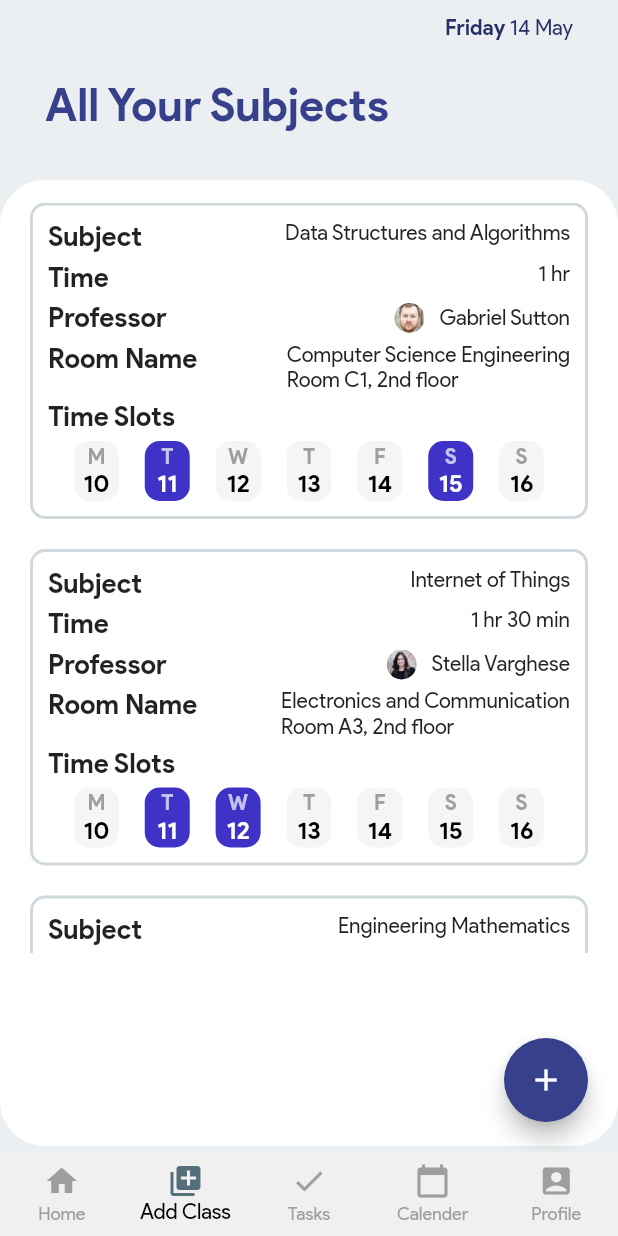
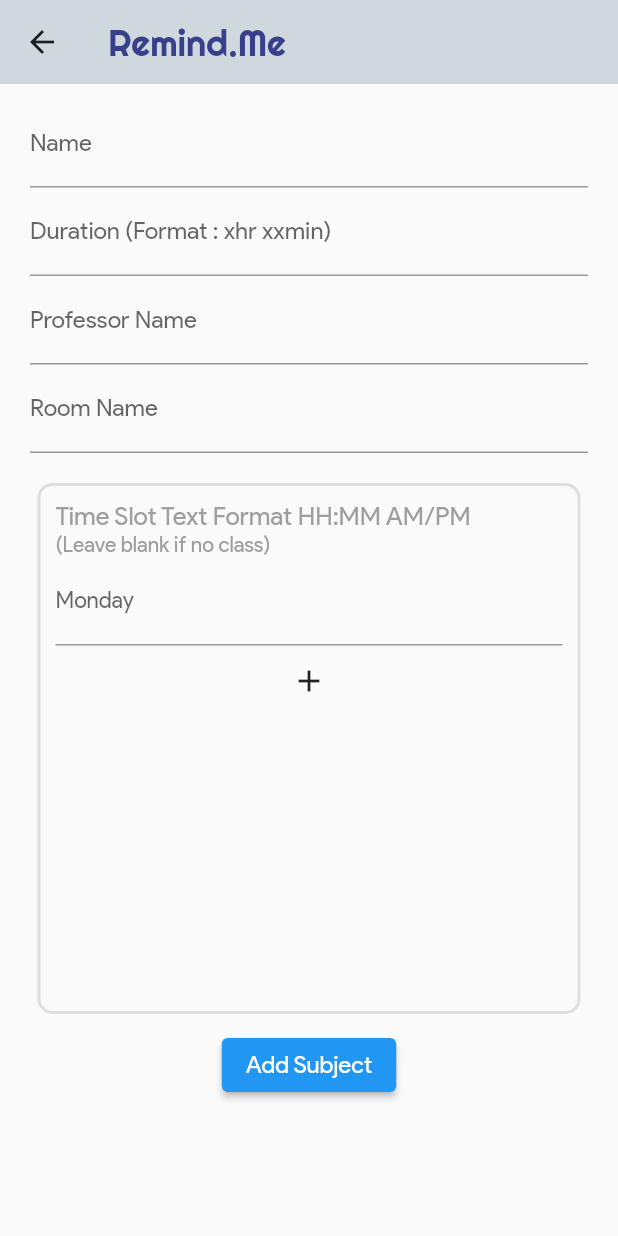
Before and after one commit to RoshanJose7/remind_me, a Flutter app: the MainApp screen opened directly, item 2 of the bottom bar chosen, after a tap on the "add" icon, on a phone screen of 412 x 824 dp. Run offline on Flutter 3.47's test engine with Material 2 defaults, Android fonts, the phone set to English and light mode, and no system bars; our stand-ins replace liquid_swipe.

Commit message:
Add: Add Subject Page

```diff
--- a/lib/MainApp.dart
+++ b/lib/MainApp.dart
@@ -46,8 +46,8 @@ class _MainAppState extends State<MainApp> {
             icon: Icon(Icons.home),
           ),
           BottomNavigationBarItem(
-            label: "Add Class",
-            icon: Icon(Icons.add_to_photos),
+            label: "Subjects",
+            icon: Icon(Icons.book_rounded),
           ),
           BottomNavigationBarItem(
             label: "Tasks",
--- a/lib/components/ClassCard.dart
+++ b/lib/components/ClassCard.dart
@@ -5,12 +5,10 @@ class ClassCard extends StatelessWidget {
   final String subjectName;
   final String roomName;
   final String professorName;
-  final String professorImage;
 
   ClassCard(
       {Key? key,
       required this.time,
-      required this.professorImage,
       required this.professorName,
       required this.roomName,
       required this.subjectName})
@@ -94,7 +92,7 @@ class ClassCard extends StatelessWidget {
                         child: ClipRRect(
                           borderRadius: BorderRadius.circular(10),
                           child: Image.asset(
-                            professorImage,
+                            "assets/img/professor.png",
                             fit: BoxFit.cover,
                           ),
                         ),
--- a/lib/components/SubjectCard.dart
+++ b/lib/components/SubjectCard.dart
@@ -5,13 +5,11 @@ class SubjectCard extends StatelessWidget {
   final String subName;
   final String duration;
   final String professorName;
-  final String professorImg;
   final String roomName;
   final List timeSlots;
 
   SubjectCard({
     required this.duration,
-    required this.professorImg,
     required this.professorName,
     required this.roomName,
     required this.subName,
@@ -88,12 +86,11 @@ class SubjectCard extends StatelessWidget {
               Row(
                 children: [
                   Container(
-                    width: 20,
-                    height: 20,
-                    decoration: BoxDecoration(
-                      borderRadius: BorderRadius.circular(20),
-                      image: DecorationImage(
-                        image: AssetImage(professorImg),
+                    width: 25,
+                    child: ClipRRect(
+                      borderRadius: BorderRadius.circular(10),
+                      child: Image.asset(
+                        "assets/img/professor.png",
                         fit: BoxFit.cover,
                       ),
                     ),
@@ -109,7 +106,7 @@ class SubjectCard extends StatelessWidget {
           ),
           const SizedBox(height: 5),
           Row(
-            crossAxisAlignment: CrossAxisAlignment.start,
+            crossAxisAlignment: CrossAxisAlignment.center,
             mainAxisAlignment: MainAxisAlignment.spaceBetween,
             children: [
               Text(
@@ -120,10 +117,24 @@ class SubjectCard extends StatelessWidget {
                 ),
               ),
               const SizedBox(width: 10),
-              Text(
-                "${roomName.split(':')[0]}\n"
-                "${roomName.split(':')[1]}",
-                style: TextStyle(fontSize: 14),
+              Expanded(
+                child: RichText(
+                  maxLines: 3,
+                  text: TextSpan(
+                      style: TextStyle(
+                        fontSize: 14,
+                        color: Colors.black,
+                      ),
+                      children: [
+                        TextSpan(
+                          text: roomName.split(':')[0],
+                        ),
+                        TextSpan(
+                          text: roomName.split(':')[1],
+                        ),
+                      ]),
+                  overflow: TextOverflow.clip,
+                ),
               ),
             ],
           ),
@@ -177,13 +188,6 @@ class SubjectCard extends StatelessWidget {
             ],
           ),
         ],
-        //   null
-        //   "AM 08:00"
-        //   null
-        //   null
-        //   null
-        //   "PM 12:00"
-        //   null
       ),
     );
   }
--- a/lib/models/Subject.dart
+++ b/lib/models/Subject.dart
@@ -1,7 +1,6 @@
 class Subject {
   late String duration;
   late String subjectName;
-  late String professorImage;
   late String professorName;
   late String roomName;
   late List timeSlots;
@@ -9,7 +8,6 @@ class Subject {
   Subject({
     required this.duration,
     required this.subjectName,
-    required this.professorImage,
     required this.professorName,
     required this.roomName,
     required this.timeSlots,
--- /dev/null
+++ b/lib/pages/AddSubject.dart
@@ -0,0 +1,192 @@
+import 'package:flutter/material.dart';
+import 'package:remind_me/models/Subject.dart';
+import 'package:remind_me/shared/globals.dart';
+
+class AddSubject extends StatefulWidget {
+  final Function callback;
+  AddSubject({Key? key, required this.callback}) : super(key: key);
+
+  @override
+  _AddSubjectState createState() => _AddSubjectState();
+}
+
+class _AddSubjectState extends State<AddSubject> {
+  final GlobalKey<FormState> _formKey = GlobalKey<FormState>();
+  int count = 1;
+  String _subName = "";
+  String _duration = "";
+  String _professorName = "";
+  String _roomName = "";
+  List _timeSlots = [];
+
+  Widget _buildSubNameField() {
+    return TextFormField(
+      decoration: InputDecoration(labelText: "Name"),
+      validator: (String? val) {
+        if (val!.isEmpty) return "Provide a valid Input";
+      },
+      onSaved: (String? val) {
+        _subName = val!;
+      },
+    );
+  }
+
+  Widget _buildProfessorNameField() {
+    return TextFormField(
+      decoration: InputDecoration(labelText: "Professor Name"),
+      validator: (String? val) {
+        if (val!.isEmpty) return "Provide a valid Input";
+      },
+      onSaved: (String? val) {
+        _professorName = val!;
+      },
+    );
+  }
+
+  Widget _buildDurationField() {
+    return TextFormField(
+      decoration: InputDecoration(labelText: "Duration (Format : xhr xxmin)"),
+      validator: (String? val) {
+        if (val!.isEmpty) return "Provide a valid Input";
+      },
+      onSaved: (String? val) {
+        _duration = val!;
+      },
+    );
+  }
+
+  Widget _buildRoomNameField() {
+    return TextFormField(
+      decoration: InputDecoration(labelText: "Room Name"),
+      validator: (String? val) {
+        if (val!.isEmpty) return "Provide a valid Input";
+      },
+      onSaved: (String? val) {
+        _roomName = val!;
+      },
+    );
+  }
+
+  Widget _buildTimeSlotField(int i) {
+    return TextFormField(
+      decoration: InputDecoration(
+        labelText: Global.days[i],
+        labelStyle: TextStyle(fontSize: 15),
+      ),
+      onSaved: (String? val) {
+        if (val != null)
+          _timeSlots.add(val);
+        else
+          _timeSlots.add(null);
+      },
+    );
+  }
+
+  @override
+  Widget build(BuildContext context) {
+    final height = MediaQuery.of(context).size.height;
+    final width = MediaQuery.of(context).size.width;
+
+    return Scaffold(
+      appBar: AppBar(
+        backgroundColor: Colors.blueGrey[100],
+        elevation: 0.0,
+        actionsIconTheme: Theme.of(context).accentIconTheme,
+        iconTheme: Theme.of(context).iconTheme,
+        title: Text(
+          "Remind.Me",
+          style: TextStyle(
+            fontFamily: "Righteous",
+            fontSize: 24,
+            color: Theme.of(context).accentColor,
+          ),
+        ),
+      ),
+      body: Container(
+          height: height,
+          width: width,
+          padding: EdgeInsets.symmetric(vertical: 10, horizontal: 20),
+          child: Form(
+            key: _formKey,
+            child: Column(
+              children: [
+                _buildSubNameField(),
+                _buildDurationField(),
+                _buildProfessorNameField(),
+                _buildRoomNameField(),
+                Container(
+                  width: width - 50,
+                  height: height - 470,
+                  margin: EdgeInsets.only(top: 20),
+                  padding: EdgeInsets.all(10),
+                  decoration: BoxDecoration(
+                    border: Border.all(
+                      color: Colors.grey.withOpacity(0.3),
+                      width: 2,
+                    ),
+                    borderRadius: BorderRadius.circular(10),
+                  ),
+                  child: ListView(
+                    children: [
+                      Text(
+                        "Time Slot Text Format HH:MM AM/PM",
+                        style: TextStyle(
+                          fontSize: 17,
+                          color: Colors.grey,
+                        ),
+                      ),
+                      Text(
+                        "(Leave blank if no class)",
+                        style: TextStyle(
+                          fontSize: 14,
+                          color: Colors.grey,
+                        ),
+                      ),
+                      for (int i = 0; i < count && count <= 7; i++)
+                        _buildTimeSlotField(i),
+                      if (count < 7)
+                        IconButton(
+                          icon: Icon(Icons.add),
+                          onPressed: () {
+                            setState(() {
+                              count++;
+                            });
+                          },
+                        ),
+                    ],
+                  ),
+                ),
+                const SizedBox(height: 10),
+                ElevatedButton(
+                  onPressed: () {
+                    if (!_formKey.currentState!.validate()) return;
+                    _formKey.currentState!.save();
+
+                    for (int i = _timeSlots.length - 1; i < 7; i++)
+                      _timeSlots.add(null);
+
+                    Subject sub = Subject(
+                      duration: _duration,
+                      subjectName: _subName,
+                      professorName: _professorName,
+                      roomName: _roomName,
+                      timeSlots: _timeSlots,
+                    );
+
+                    widget.callback(sub: sub);
+                    Navigator.of(context).pop();
+                  },
+                  child: Text(
+                    "Add Subject",
+                    style: TextStyle(
+                      color: Colors.white,
+                      fontSize: 16,
+                    ),
+                  ),
+                )
+              ],
+            ),
+          )),
+    );
+  }
+}
--- a/lib/pages/AllSubjects.dart
+++ b/lib/pages/AllSubjects.dart
@@ -1,5 +1,7 @@
 import 'package:flutter/material.dart';
 import 'package:remind_me/components/SubjectCard.dart';
+import 'package:remind_me/models/Subject.dart';
+import 'package:remind_me/pages/AddSubject.dart';
 import 'package:remind_me/shared/globals.dart';
 
 class AllSubjects extends StatefulWidget {
@@ -8,6 +10,12 @@ class AllSubjects extends StatefulWidget {
 }
 
 class _AllSubjectsState extends State<AllSubjects> {
+  void addToAll({required Subject sub}) {
+    setState(() {
+      Global.allSubjects.add(sub);
+    });
+  }
+
   @override
   Widget build(BuildContext context) {
     final height = MediaQuery.of(context).size.height;
@@ -46,7 +54,7 @@ class _AllSubjectsState extends State<AllSubjects> {
                   ),
                 ),
                 Container(
-                  margin: EdgeInsets.only(top: height * 0.03),
+                  margin: EdgeInsets.only(top: 20),
                   child: Row(
                     mainAxisAlignment: MainAxisAlignment.start,
                     crossAxisAlignment: CrossAxisAlignment.start,
@@ -69,42 +77,32 @@ class _AllSubjectsState extends State<AllSubjects> {
           ),
           Positioned(
             top: 120,
+            bottom: 3,
             child: Container(
-              padding: EdgeInsets.symmetric(
-                horizontal: 20,
-                vertical: 15,
-              ),
-              height: height - 180,
+              padding: EdgeInsets.only(top: 20, bottom: 10),
               width: width,
               decoration: BoxDecoration(
                 color: Colors.white,
                 borderRadius: BorderRadius.circular(30),
               ),
-              child: SingleChildScrollView(
               child: Container(
-                  height: 500,
+                height: height,
                 width: width,
-                  child: Column(
-                    mainAxisAlignment: MainAxisAlignment.spaceEvenly,
-                    children: [
-                      Expanded(
+                padding: EdgeInsets.symmetric(
+                  vertical: 5,
+                  horizontal: 10,
+                ),
                 child: ListView.builder(
                     itemCount: Global.allSubjects.length,
-                          itemBuilder: (ctx, idx) => SubjectCard(
+                    itemBuilder: (ctx, idx) {
+                      return SubjectCard(
                         duration: Global.allSubjects[idx].duration,
-                            professorImg:
-                                Global.allSubjects[idx].professorImage,
-                            professorName:
-                                Global.allSubjects[idx].professorName,
+                        professorName: Global.allSubjects[idx].professorName,
                         roomName: Global.allSubjects[idx].roomName,
                         subName: Global.allSubjects[idx].subjectName,
                         timeSlots: Global.allSubjects[idx].timeSlots,
-                          ),
-                        ),
-                      ),
-                    ],
-                  ),
-                ),
+                      );
+                    }),
               ),
             ),
           ),
@@ -112,7 +110,12 @@ class _AllSubjectsState extends State<AllSubjects> {
             bottom: 20,
             right: 20,
             child: FloatingActionButton(
-              onPressed: () {},
+              onPressed: () => Navigator.push(
+                context,
+                MaterialPageRoute(
+                  builder: (context) => AddSubject(callback: addToAll),
+                ),
+              ),
               child: Icon(Icons.add),
             ),
           ),
--- a/lib/pages/Calender.dart
+++ b/lib/pages/Calender.dart
@@ -56,7 +56,7 @@ class _CalenderPageState extends State<CalenderPage> {
             padding: EdgeInsets.only(
               left: 10,
               right: 10,
-              top: 40,
+              top: 30,
             ),
             decoration: BoxDecoration(
               color: Color(0xFFECEDED),
@@ -65,6 +65,7 @@ class _CalenderPageState extends State<CalenderPage> {
               crossAxisAlignment: CrossAxisAlignment.start,
               children: [
                 Container(
+                  margin: EdgeInsets.all(10),
                   child: Row(
                     mainAxisAlignment: MainAxisAlignment.spaceBetween,
                     crossAxisAlignment: CrossAxisAlignment.center,
@@ -110,6 +111,7 @@ class _CalenderPageState extends State<CalenderPage> {
           ),
           Positioned(
             top: 100,
+            bottom: 3,
             child: Container(
               padding: EdgeInsets.only(
                 top: 15,
@@ -152,8 +154,6 @@ class _CalenderPageState extends State<CalenderPage> {
                                       CalenderPage.classesToday[idx].duration,
                                   subjectName: CalenderPage
                                       .classesToday[idx].subjectName,
-                                  professorImage: CalenderPage
-                                      .classesToday[idx].professorImage,
                                   professorName: CalenderPage
                                       .classesToday[idx].professorName,
                                   roomName:
--- a/lib/pages/Home.dart
+++ b/lib/pages/Home.dart
@@ -133,6 +133,7 @@ class _HomePageState extends State<HomePage> {
           ),
           Positioned(
             top: 180,
+            bottom: 3,
             child: Container(
               padding: EdgeInsets.symmetric(
                 horizontal: 20,
@@ -216,8 +217,6 @@ class _HomePageState extends State<HomePage> {
                                           .classesToday[idx].roomName,
                                       professorName: CalenderPage
                                           .classesToday[idx].professorName,
-                                      professorImage: CalenderPage
-                                          .classesToday[idx].professorImage,
                                     );
                                   },
                                 ),
--- a/lib/pages/ProfilePage.dart
+++ b/lib/pages/ProfilePage.dart
@@ -72,6 +72,7 @@ class _ProfilePageState extends State<ProfilePage> {
           ),
           Positioned(
             top: 170,
+            bottom: 3,
             child: Container(
               height: height - 230,
               width: width,
--- a/lib/pages/UserOnboard.dart
+++ b/lib/pages/UserOnboard.dart
@@ -130,8 +130,8 @@ class _UserOnboardState extends State<UserOnboard>
                         )),
                     const SizedBox(height: 20.0),
                     Text(
-                      "Once you set your,\n"
-                      "Time-Table  reminds you,\n"
+                      "Once you set your Time-Table,\n"
+                      "Remind.Me reminds you,\n"
                       "quicker than you think.",
                       overflow: TextOverflow.clip,
                       style: UserOnboard.descriptionGreyStyle,
--- a/lib/shared/globals.dart
+++ b/lib/shared/globals.dart
@@ -8,7 +8,6 @@ class Global {
     Subject(
       duration: "1 hr",
       subjectName: "Data Structures and Algorithms",
-      professorImage: "assets/img/Gabriel.jpg",
       professorName: "Gabriel Sutton",
       roomName: "Computer Science Engineering:Room C1, 2nd floor",
       timeSlots: [
@@ -24,7 +23,6 @@ class Global {
     Subject(
       duration: "1 hr 30 min",
       subjectName: "Internet of Things",
-      professorImage: "assets/img/Stella.jpg",
       professorName: "Stella Varghese",
       roomName: "Electronics and Communication:Room A3, 2nd floor",
       timeSlots: [
@@ -40,7 +38,6 @@ class Global {
     Subject(
       duration: "1 hr 45 min",
       subjectName: "Engineering Mathematics",
-      professorImage: "assets/img/Alexander.jpg",
       professorName: "Alexander Andrio",
       roomName: "Engineering Mathematics:Room B4, 2st floor",
       timeSlots: [
```
Also changed, not shown: lib/components/DayClass.dart (+3 -5 lines), lib/components/Modal.dart (deleted, +0 -135 lines), lib/main.dart (+6 -1 lines), pubspec.yaml (+6 -2 lines), assets/img/Alexander.jpg (deleted), assets/img/Gabriel.jpg (deleted), assets/img/Stella.jpg (deleted), assets/img/professor.png (added). Lines whose indentation alone changed are shown as unchanged.
